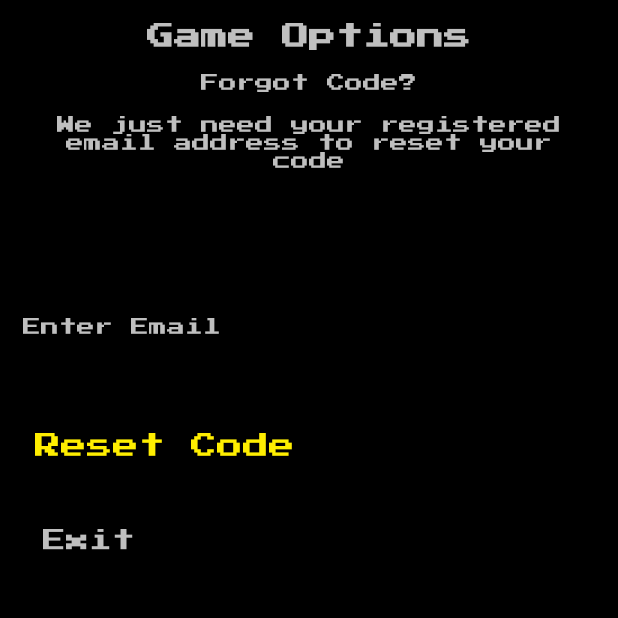
After one commit to zendroidhd/camerax-barcode-scanner, an Android app: the fragment ForgotPasswordFragment placed in its activity, on a phone screen of 412 x 824 dp, the top half of it. The commit adds this screen. Run offline under Robolectric (Android 15) with nearby library versions, the phone set to English and light mode, and no system bars; our stand-ins replace Dagger/Hilt's generated code, RxJava, data binding; libraries missing offline, so code that uses them is left out: com.daimajia.androidanimations; 1 statement that could not run was skipped.

Commit message:
Chore/jt- created the ForgotPassword screen (#4)

```diff
--- a/app/src/main/java/com/technologies/zenlight/earncredits/dependencyInjection/builder/FragmentBuilder.kt
+++ b/app/src/main/java/com/technologies/zenlight/earncredits/dependencyInjection/builder/FragmentBuilder.kt
@@ -1,5 +1,6 @@
 package com.technologies.zenlight.earncredits.dependencyInjection.builder
 
+import com.technologies.zenlight.earncredits.userInterface.login.forgotPassword.ForgotPasswordFragment
 import com.technologies.zenlight.earncredits.userInterface.login.loginFragment.LoginFragment
 import com.technologies.zenlight.earncredits.userInterface.login.signUp.SignUpFragment
 import dagger.Module
@@ -13,4 +14,7 @@ abstract class FragmentBuilder {
 
     @ContributesAndroidInjector
     internal abstract fun bindSignUpFragment(): SignUpFragment
+
+    @ContributesAndroidInjector
+    internal abstract fun bindForgotPasswordFragment(): ForgotPasswordFragment
 }
--- a/app/src/main/java/com/technologies/zenlight/earncredits/userInterface/base/BaseFragment.kt
+++ b/app/src/main/java/com/technologies/zenlight/earncredits/userInterface/base/BaseFragment.kt
@@ -11,7 +11,6 @@ import androidx.databinding.ViewDataBinding
 import androidx.fragment.app.Fragment
 import androidx.lifecycle.ViewModel
 import com.technologies.zenlight.earncredits.data.AppDataManager
-import com.technologies.zenlight.earncredits.userInterface.base.BaseActivity
 import dagger.android.support.AndroidSupportInjection
 import javax.inject.Inject
 
@@ -24,6 +23,7 @@ abstract class BaseFragment<T : ViewDataBinding, V : ViewModel> : Fragment() {
         private set
 
     private var mRootView: View? = null
+    private var mViewModel: V? = null
 
     lateinit var dataBinding: T
         private set
@@ -47,7 +47,7 @@ abstract class BaseFragment<T : ViewDataBinding, V : ViewModel> : Fragment() {
      *
      * @return view model instance
      */
-    abstract var mViewModel: V?
+    abstract val viewModel: V?
 
     abstract var progressSpinner: View?
 
@@ -68,6 +68,7 @@ abstract class BaseFragment<T : ViewDataBinding, V : ViewModel> : Fragment() {
     override fun onCreateView(inflater: LayoutInflater, container: ViewGroup?, savedInstanceState: Bundle?): View? {
         dataBinding = DataBindingUtil.inflate(inflater, layoutId, container, false)
         mRootView = dataBinding.root
+        mViewModel = viewModel
         return mRootView
     }
 
--- /dev/null
+++ b/app/src/main/java/com/technologies/zenlight/earncredits/userInterface/login/forgotPassword/ForgotPasswordCallbacks.kt
@@ -0,0 +1,8 @@
+package com.technologies.zenlight.earncredits.userInterface.login.forgotPassword
+
+interface ForgotPasswordCallbacks {
+
+    fun onExitButtonClicked()
+
+    fun onResetButtonClicked()
+}
--- /dev/null
+++ b/app/src/main/java/com/technologies/zenlight/earncredits/userInterface/login/forgotPassword/ForgotPasswordDataModel.kt
@@ -0,0 +1,7 @@
+package com.technologies.zenlight.earncredits.userInterface.login.forgotPassword
+
+import com.technologies.zenlight.earncredits.data.AppDataManager
+import javax.inject.Inject
+
+class ForgotPasswordDataModel @Inject constructor(private val dataManager: AppDataManager){
+}
--- /dev/null
+++ b/app/src/main/java/com/technologies/zenlight/earncredits/userInterface/login/forgotPassword/ForgotPasswordFragment.kt
@@ -0,0 +1,53 @@
+package com.technologies.zenlight.earncredits.userInterface.login.forgotPassword
+
+import android.os.Bundle
+import android.view.LayoutInflater
+import android.view.View
+import android.view.ViewGroup
+import androidx.lifecycle.ViewModelProviders
+import com.technologies.zenlight.earncredits.BR
+import com.technologies.zenlight.earncredits.R
+import com.technologies.zenlight.earncredits.databinding.ForgotPasswordLayoutBinding
+import com.technologies.zenlight.earncredits.userInterface.base.BaseFragment
+import com.technologies.zenlight.earncredits.userInterface.login.signUp.SignUpViewModel
+import javax.inject.Inject
+
+class ForgotPasswordFragment : BaseFragment<ForgotPasswordLayoutBinding, ForgotPasswordViewModel>(), ForgotPasswordCallbacks {
+
+    @Inject
+    lateinit var dataModel: ForgotPasswordDataModel
+
+    override var viewModel: ForgotPasswordViewModel? = null
+
+    override var bindingVariable: Int = BR.viewModel
+
+    override var layoutId: Int = R.layout.forgot_password_layout
+
+    override var progressSpinner: View? = null
+
+    companion object {
+        fun newInstance(): ForgotPasswordFragment = ForgotPasswordFragment()
+    }
+
+    override fun onCreate(savedInstanceState: Bundle?) {
+        viewModel = ViewModelProviders.of(this).get(ForgotPasswordViewModel::class.java)
+        super.onCreate(savedInstanceState)
+        viewModel?.callbacks = this
+        viewModel?.dataModel = dataModel
+    }
+
+    override fun onCreateView(inflater: LayoutInflater, container: ViewGroup?, savedInstanceState: Bundle?): View? {
+         super.onCreateView(inflater, container, savedInstanceState)
+        dataBinding.etEmail.requestFocus()
+
+        return  dataBinding.root
+    }
+
+    override fun onExitButtonClicked() {
+        baseActivity?.onBackPressed()
+    }
+
+    override fun onResetButtonClicked() {
+        TODO("not implemented") //To change body of created functions use File | Settings | File Templates.
+    }
+}
--- /dev/null
+++ b/app/src/main/java/com/technologies/zenlight/earncredits/userInterface/login/forgotPassword/ForgotPasswordViewModel.kt
@@ -0,0 +1,19 @@
+package com.technologies.zenlight.earncredits.userInterface.login.forgotPassword
+
+import com.technologies.zenlight.earncredits.userInterface.base.BaseViewModel
+
+class ForgotPasswordViewModel : BaseViewModel() {
+
+
+    /********** Getters and Setters **************/
+
+    var callbacks: ForgotPasswordCallbacks? = null
+
+    var dataModel: ForgotPasswordDataModel? = null
+
+    /*********** OnClick Listeners ************/
+
+    fun onExitButtonClicked() {
+        callbacks?.onExitButtonClicked()
+    }
+}
--- a/app/src/main/java/com/technologies/zenlight/earncredits/userInterface/login/loginFragment/LoginFragment.kt
+++ b/app/src/main/java/com/technologies/zenlight/earncredits/userInterface/login/loginFragment/LoginFragment.kt
@@ -16,6 +16,7 @@ import com.technologies.zenlight.earncredits.BR
 import com.technologies.zenlight.earncredits.R
 import com.technologies.zenlight.earncredits.databinding.LoginHomeScreenBinding
 import com.technologies.zenlight.earncredits.userInterface.base.BaseFragment
+import com.technologies.zenlight.earncredits.userInterface.login.forgotPassword.ForgotPasswordFragment
 import com.technologies.zenlight.earncredits.userInterface.login.signUp.SignUpFragment
 import com.technologies.zenlight.earncredits.utils.addFragmentFadeIn
 import javax.inject.Inject
@@ -26,10 +27,7 @@ class LoginFragment : BaseFragment<LoginHomeScreenBinding, LoginFragmentViewMode
     lateinit var appContext: Context
 
 
-
-    private var viewModel: LoginFragmentViewModel? = null
-
-    override var mViewModel: LoginFragmentViewModel? = null
+    override var viewModel: LoginFragmentViewModel? = null
 
     override var bindingVariable: Int = BR.viewModel
 
@@ -39,7 +37,6 @@ class LoginFragment : BaseFragment<LoginHomeScreenBinding, LoginFragmentViewMode
 
     override fun onCreate(savedInstanceState: Bundle?) {
         viewModel = ViewModelProviders.of(this).get(LoginFragmentViewModel::class.java)
-        mViewModel = viewModel
         super.onCreate(savedInstanceState)
         viewModel?.callbacks = this
     }
@@ -92,6 +89,10 @@ class LoginFragment : BaseFragment<LoginHomeScreenBinding, LoginFragmentViewMode
     }
 
     override fun onForgotPasswordClicked() {
-        TODO("not implemented") //To change body of created functions use File | Settings | File Templates.
+        baseActivity?.let {
+            val manager = it.supportFragmentManager
+            val fragment = ForgotPasswordFragment.newInstance()
+            addFragmentFadeIn(fragment,manager,"ForgotPassword",null)
+        }
     }
 }
--- a/app/src/main/java/com/technologies/zenlight/earncredits/userInterface/login/signUp/SignUpFragment.kt
+++ b/app/src/main/java/com/technologies/zenlight/earncredits/userInterface/login/signUp/SignUpFragment.kt
@@ -15,9 +15,7 @@ class SignUpFragment : BaseFragment<SignUpLayoutBinding, SignUpViewModel>(), Sig
     @Inject
     lateinit var dataModel: SignUpDataModel
 
-    private var viewModel: SignUpViewModel? = null
-
-    override var mViewModel: SignUpViewModel? = viewModel
+    override var viewModel: SignUpViewModel? = null
 
     override var bindingVariable: Int = 0
 
--- /dev/null
+++ b/app/src/main/res/layout/forgot_password_layout.xml
@@ -0,0 +1,132 @@
+<?xml version="1.0" encoding="utf-8"?>
+<layout
+        xmlns:app="http://schemas.android.com/apk/res-auto"
+        xmlns:tools="http://schemas.android.com/tools"
+        xmlns:android="http://schemas.android.com/apk/res/android">
+
+    <data>
+
+        <import type = "android.view.View"/>
+
+        <variable
+                name = "viewModel"
+                type = "com.technologies.zenlight.earncredits.userInterface.login.forgotPassword.ForgotPasswordViewModel"/>
+
+    </data>
+
+    <FrameLayout
+            android:layout_width="match_parent"
+            android:layout_height="match_parent">
+
+
+        <LinearLayout
+                android:orientation="vertical"
+                android:layout_width="match_parent"
+                android:layout_height="match_parent"
+                android:background="@color/black_color"
+                android:padding="15dp">
+
+            <TextView
+                    android:layout_width="wrap_content"
+                    android:layout_height="wrap_content"
+                    android:textStyle="bold"
+                    android:textColor="@color/transparent_white"
+                    android:text="Game Options"
+                    android:layout_gravity="center_horizontal"
+                    android:textAppearance="@style/TextAppearance.AppCompat.Medium"
+                    android:fontFamily="@font/arcade_font"/>
+
+            <TextView
+                    android:layout_width="wrap_content"
+                    android:layout_height="wrap_content"
+                    android:textColor="@color/transparent_white"
+                    android:text="Forgot Code?"
+                    android:layout_gravity="center_horizontal"
+                    android:textAppearance="@style/TextAppearance.AppCompat.Caption"
+                    android:fontFamily="@font/arcade_font"
+                    android:layout_marginTop="16dp"
+                    />
+
+
+            <TextView
+                    android:layout_width="wrap_content"
+                    android:layout_height="wrap_content"
+                    android:textColor="@color/transparent_white"
+                    android:layout_marginStart="16dp"
+                    android:layout_marginEnd="16dp"
+                    android:textAlignment="center"
+                    android:text="We just need your registered email address to reset your code"
+                    android:layout_gravity="center_horizontal"
+                    android:textAppearance="@style/TextAppearance.AppCompat.Caption"
+                    android:fontFamily="@font/arcade_font"
+                    android:layout_marginTop="16dp"
+                    />
+
+
+
+            <View
+                    android:layout_width="match_parent"
+                    android:layout_height="0dp"
+                    android:layout_weight=".2"/>
+
+
+                <EditText
+                        android:id="@+id/et_email"
+                        android:layout_width="match_parent"
+                        android:layout_height="40dp"
+                        android:background="@null"
+                        android:cursorVisible="true"
+                        android:hint="Enter Email"
+                        android:imeOptions="actionDone"
+                        android:inputType="textEmailAddress"
+                        android:textColor="@color/white"
+                        android:textColorHint="@color/transparent_white"
+                        android:textAppearance="@style/TextAppearance.AppCompat.Caption"
+                        android:fontFamily="@font/arcade_font"
+                        />
+
+
+                <com.google.android.material.button.MaterialButton
+                        android:id="@+id/btn_reset_code"
+                        android:layout_width="wrap_content"
+                        android:layout_height="wrap_content"
+                        android:layout_marginTop="35dp"
+                        android:text="Reset Code"
+                        android:textAllCaps="false"
+                        android:textSize="17sp"
+                        android:textAppearance="@style/Base.Widget.AppCompat.TextView"
+                        android:textColor="@color/pac_yellow"
+                        style="@style/Widget.MaterialComponents.Button.TextButton"
+                        android:fontFamily="@font/arcade_font"
+                        app:rippleColor="@color/super_transparent_white"
+                        />
+
+                <com.google.android.material.button.MaterialButton
+                        android:id="@+id/btn_exit"
+                        android:layout_width="wrap_content"
+                        android:layout_height="wrap_content"
+                        android:layout_marginTop="15dp"
+                        android:text="Exit"
+                        android:textAllCaps="false"
+                        android:textSize="15sp"
+                        android:textAppearance="@style/Base.Widget.AppCompat.TextView"
+                        android:textColor="@color/transparent_white"
+                        style="@style/Widget.MaterialComponents.Button.TextButton"
+                        android:fontFamily="@font/arcade_font"
+                        app:rippleColor="@color/super_transparent_white"
+                        android:onClick = "@{()-> viewModel.onExitButtonClicked()}"
+                        />
+
+
+
+            <View
+                    android:layout_width="match_parent"
+                    android:layout_height="0dp"
+                    android:layout_weight="1"/>
+
+
+        </LinearLayout>
+
+    </FrameLayout>
+
+</layout>
```
